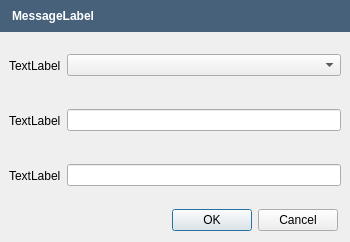
The window that src/apps/openfluid-builder/spatial/EditAttributeNameDialog.ui (OpenFLUID/openfluid) describes before a commit, drawn with Qt 5.
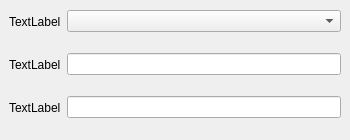
The same window after the commit.

Commit message:
Introduction of message dialog for OpenFLUID applications
* Added MessageFrame and MessageDialog classes
* Cleaned code
* Switch to version 2.1.7~alpha1

(closes OpenFLUID/openfluid#790)

```diff
--- a/src/apps/openfluid-builder/spatial/EditAttributeNameDialog.ui
+++ b/src/apps/openfluid-builder/spatial/EditAttributeNameDialog.ui
@@ -7,7 +7,7 @@
     <x>0</x>
     <y>0</y>
     <width>350</width>
-    <height>242</height>
+    <height>140</height>
    </rect>
   </property>
   <property name="sizePolicy">
@@ -28,7 +28,7 @@
   <property name="modal">
    <bool>true</bool>
   </property>
-  <layout class="QVBoxLayout" name="verticalLayout_3" stretch="0,1,0">
+  <layout class="QVBoxLayout" name="verticalLayout_3" stretch="1">
    <property name="leftMargin">
     <number>0</number>
    </property>
@@ -38,52 +38,6 @@
    <property name="rightMargin">
     <number>0</number>
    </property>
-   <item>
-    <widget class="QFrame" name="MessageFrame">
-     <property name="sizePolicy">
-      <sizepolicy hsizetype="Preferred" vsizetype="Maximum">
-       <horstretch>0</horstretch>
-       <verstretch>0</verstretch>
-      </sizepolicy>
-     </property>
-     <property name="styleSheet">
-      <string notr="true">background-color: rgb(71,97,123);</string>
-     </property>
-     <property name="frameShape">
-      <enum>QFrame::NoFrame</enum>
-     </property>
-     <property name="frameShadow">
-      <enum>QFrame::Plain</enum>
-     </property>
-     <property name="lineWidth">
-      <number>0</number>
-     </property>
-     <layout class="QHBoxLayout" name="horizontalLayout_3" stretch="0">
-      <property name="spacing">
-       <number>5</number>
-      </property>
-      <property name="leftMargin">
-       <number>12</number>
-      </property>
-      <item>
-       <layout class="QHBoxLayout" name="horizontalLayout_2">
-        <item>
-         <widget class="QLabel" name="MessageLabel">
-          <property name="styleSheet">
-           <string notr="true">color: rgb(255, 255, 255);
-font : bold;
-</string>
-          </property>
-          <property name="text">
-           <string notr="true">MessageLabel</string>
-          </property>
-         </widget>
-        </item>
-       </layout>
-      </item>
-     </layout>
-    </widget>
-   </item>
    <item>
     <layout class="QVBoxLayout" name="verticalLayout">
      <property name="spacing">
@@ -164,23 +118,6 @@
      </item>
     </layout>
    </item>
-   <item>
-    <layout class="QHBoxLayout" name="horizontalLayout_4">
-     <property name="leftMargin">
-      <number>12</number>
-     </property>
-     <property name="rightMargin">
-      <number>12</number>
-     </property>
-     <item>
-      <widget class="QDialogButtonBox" name="ButtonBox">
-       <property name="standardButtons">
-        <set>QDialogButtonBox::Cancel|QDialogButtonBox::Ok</set>
-       </property>
-      </widget>
-     </item>
-    </layout>
-   </item>
   </layout>
  </widget>
  <resources/>
```
The commit also changes 82 other files.
